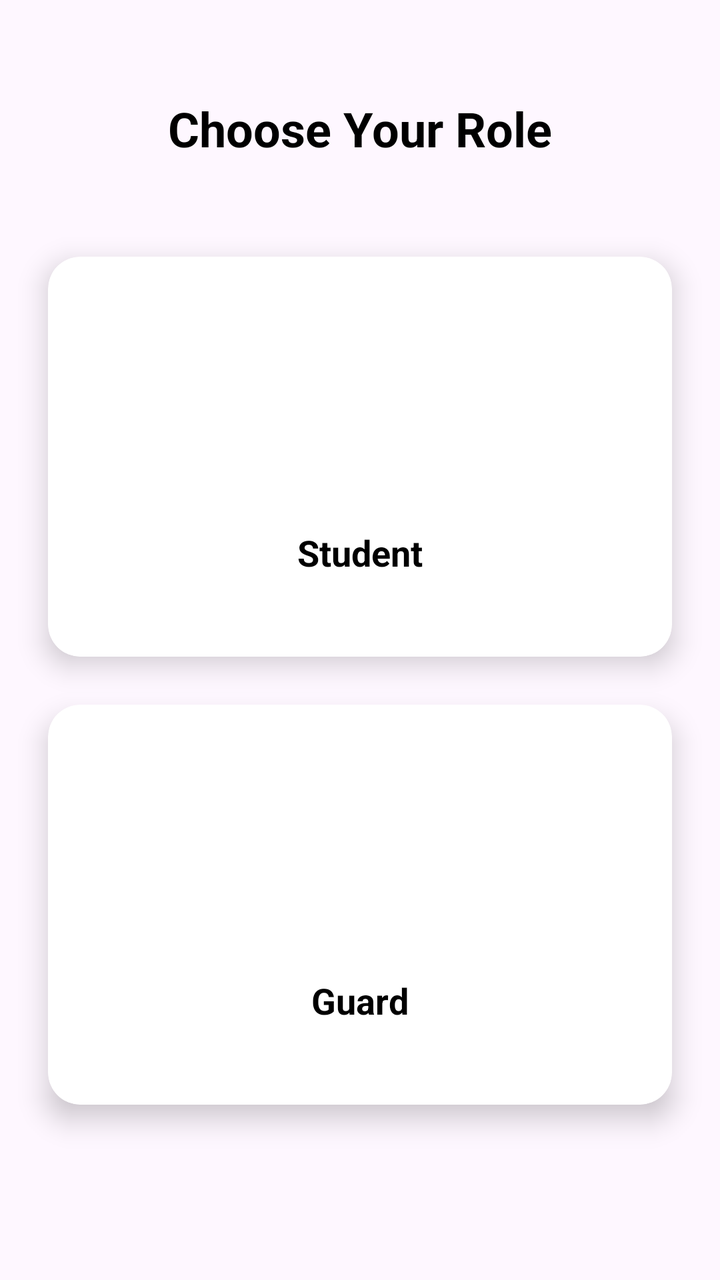
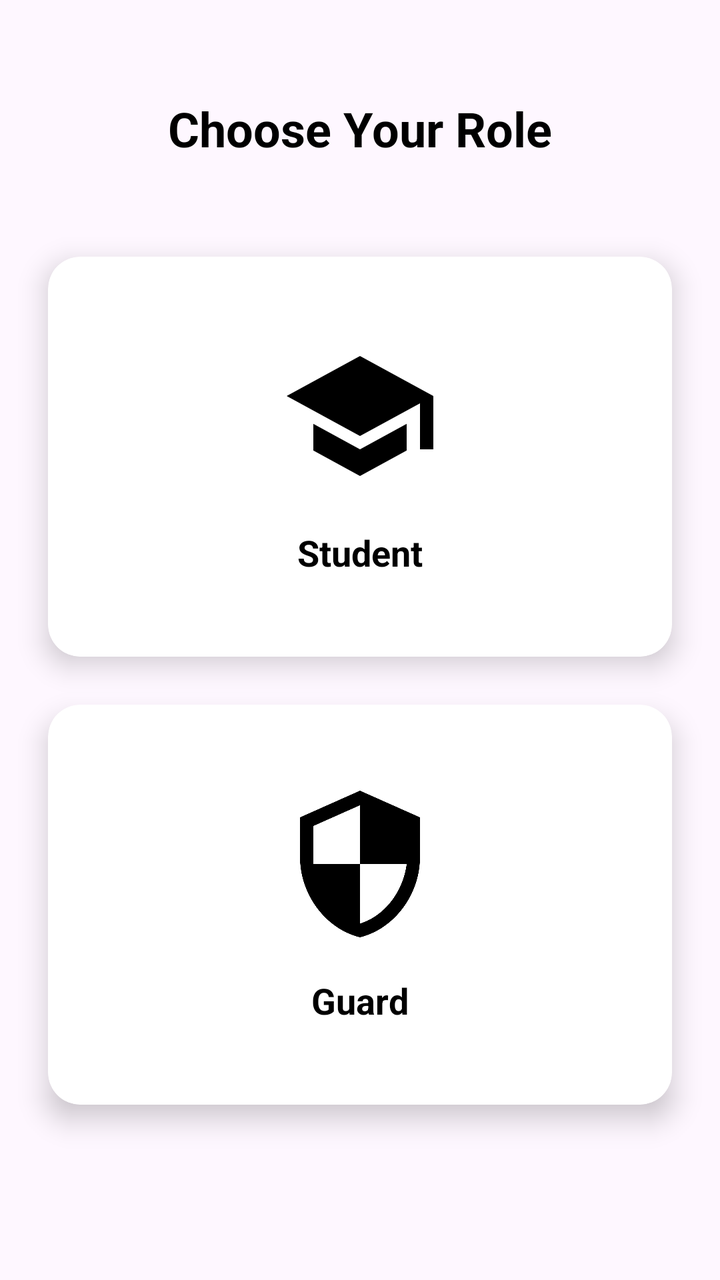

Screens rendered from an Android XML layout before and after an edit, with the pre-edit source and the edit as a unified diff.
<!-- AndroidManifest.xml: application theme Theme.CollegeFixIt -->
<!-- res/layout/activity_role_selection.xml -->
<?xml version="1.0" encoding="utf-8"?>
<androidx.constraintlayout.widget.ConstraintLayout xmlns:android="http://schemas.android.com/apk/res/android"
    xmlns:app="http://schemas.android.com/apk/res-auto"
    android:layout_width="match_parent"
    android:layout_height="match_parent"
    >

    <TextView
        android:id="@+id/tvTitle"
        android:layout_width="wrap_content"
        android:layout_height="wrap_content"
        android:text="Choose Your Role"
        android:textSize="24sp"
        android:textStyle="bold"
        android:textColor="@color/Black"
        app:layout_constraintTop_toTopOf="parent"
        app:layout_constraintStart_toStartOf="parent"
        app:layout_constraintEnd_toEndOf="parent"
        android:layout_marginTop="48dp"/>

    <androidx.cardview.widget.CardView
        android:id="@+id/cardStudent"
        android:layout_width="0dp"
        android:layout_height="200dp"
        app:layout_constraintTop_toBottomOf="@id/tvTitle"
        app:layout_constraintStart_toStartOf="parent"
        app:layout_constraintEnd_toEndOf="parent"
        android:layout_marginTop="48dp"
        android:layout_marginHorizontal="24dp"
        app:cardCornerRadius="16dp"
        app:cardElevation="8dp">

        <LinearLayout
            android:layout_width="match_parent"
            android:layout_height="match_parent"
            android:orientation="vertical"
            android:gravity="center">

            <ImageView
                android:layout_width="80dp"
                android:layout_height="80dp"

                app:tint="@color/Black" />

            <TextView
                android:layout_width="wrap_content"
                android:layout_height="wrap_content"
                android:text="Student"
                android:textSize="18sp"
                android:textStyle="bold"
                android:layout_marginTop="16dp"
                android:textColor="@color/Black"/>

        </LinearLayout>

    </androidx.cardview.widget.CardView>

    <androidx.cardview.widget.CardView
        android:id="@+id/cardGuard"
        android:layout_width="0dp"
        android:layout_height="200dp"
        app:layout_constraintTop_toBottomOf="@id/cardStudent"
        app:layout_constraintStart_toStartOf="parent"
        app:layout_constraintEnd_toEndOf="parent"
        android:layout_marginTop="24dp"
        android:layout_marginHorizontal="24dp"
        app:cardCornerRadius="16dp"
        app:cardElevation="8dp">

        <LinearLayout
            android:layout_width="match_parent"
            android:layout_height="match_parent"
            android:orientation="vertical"
            android:gravity="center">

            <ImageView
                android:layout_width="80dp"
                android:layout_height="80dp"

                />

            <TextView
                android:layout_width="wrap_content"
                android:layout_height="wrap_content"
                android:text="Guard"
                android:textSize="18sp"
                android:textStyle="bold"
                android:layout_marginTop="16dp"
                android:textColor="@color/Black"/>

        </LinearLayout>

    </androidx.cardview.widget.CardView>

</androidx.constraintlayout.widget.ConstraintLayout>
<!-- resources referenced by this layout -->
<resources>
  <color name="Black"> #000000</color>
  <style name="Theme.CollegeFixIt" parent="Base.Theme.CollegeFixIt">
          
          <item name="windowActionBar">false</item>
          <item name="windowNoTitle">true</item>
      </style>
  <style name="Base.Theme.CollegeFixIt" parent="Theme.Material3.DayNight.NoActionBar">
          
          <item name="colorPrimary">@color/colorPrimary</item>
          <item name="colorPrimaryDark">@color/colorPrimaryDark</item>
          <item name="colorAccent">@color/colorAccent</item>
          
      </style>
  <color name="colorPrimary">#1F5BF3</color>
  <color name="colorPrimaryDark">#0947E8</color>
  <color name="colorAccent">#00A5FF</color>
</resources>

<!-- the commit's change to res/layout/activity_role_selection.xml (unified diff, before → after) -->
@@ -39,8 +39,8 @@
             <ImageView
                 android:layout_width="80dp"
                 android:layout_height="80dp"
-
-                app:tint="@color/Black" />
+                android:src="@drawable/baseline_school_24"
+                app:tint="@color/Black"/>
 
             <TextView
                 android:layout_width="wrap_content"
@@ -76,8 +76,8 @@
             <ImageView
                 android:layout_width="80dp"
                 android:layout_height="80dp"
-
-                />
+                android:src="@drawable/baseline_security_24"
+                app:tint="@color/Black"/>
 
             <TextView
                 android:layout_width="wrap_content"
<!-- resource entries referenced after the edit -->
@@ -1,6 +1,18 @@
 <!-- resources referenced by this layout -->
 <resources>
   <color name="Black"> #000000</color>
+  <!-- drawable baseline_school_24 (drawable) -->
+  <vector xmlns:android="http://schemas.android.com/apk/res/android" android:height="24dp" android:tint="#000000" android:viewportHeight="24" android:viewportWidth="24" android:width="24dp">
+        
+      <path android:fillColor="@android:color/white" android:pathData="M5,13.18v4L12,21l7,-3.82v-4L12,17l-7,-3.82zM12,3L1,9l11,6 9,-4.91V17h2V9L12,3z"/>
+      
+  </vector>
+  <!-- drawable baseline_security_24 (drawable) -->
+  <vector xmlns:android="http://schemas.android.com/apk/res/android" android:height="48dp" android:tint="#000000" android:viewportHeight="24" android:viewportWidth="24" android:width="48dp">
+        
+      <path android:fillColor="@android:color/white" android:pathData="M12,1L3,5v6c0,5.55 3.84,10.74 9,12 5.16,-1.26 9,-6.45 9,-12L21,5l-9,-4zM12,11.99h7c-0.53,4.12 -3.28,7.79 -7,8.94L12,12L5,12L5,6.3l7,-3.11v8.8z"/>
+      
+  </vector>
   <style name="Theme.CollegeFixIt" parent="Base.Theme.CollegeFixIt">
           
           <item name="windowActionBar">false</item>
